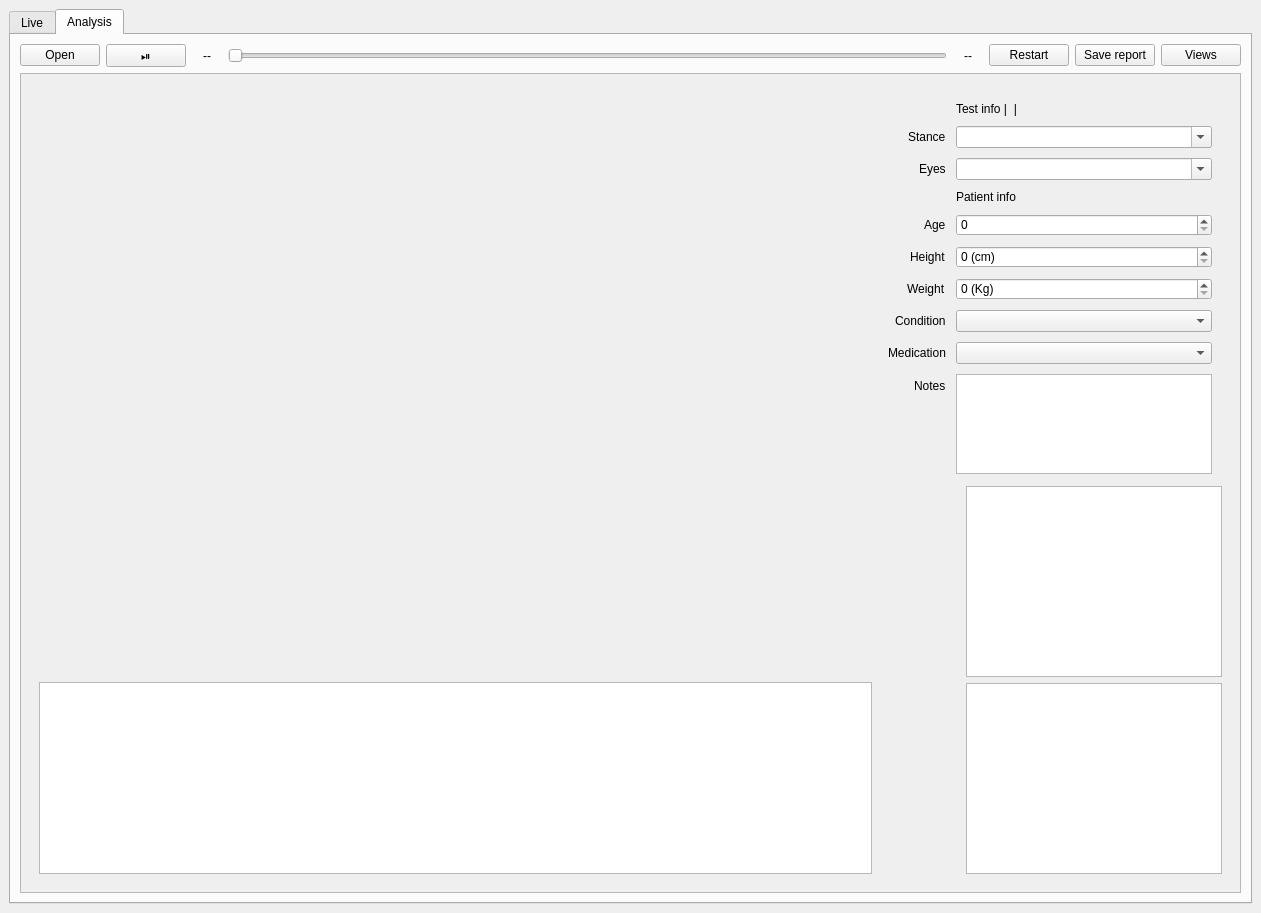
Old version of the form QtDesigner/STEP_V0.1.ui in the repository TimoWalraven/MNLEwii.
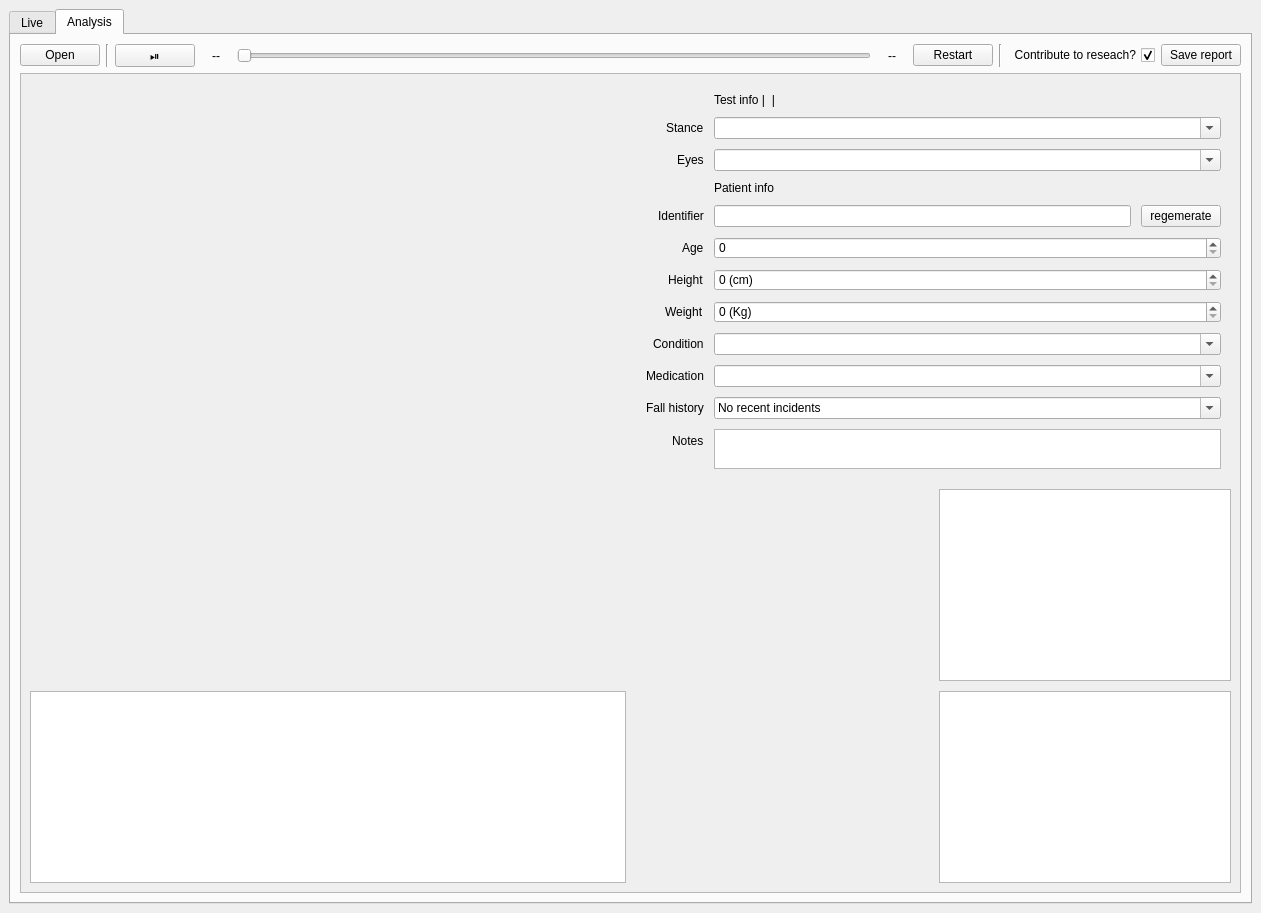
New version of the form. The open tabs and pages were chosen to show the change. Custom widgets are drawn as their Qt base class.

```diff
--- a/QtDesigner/STEP_V0.1.ui
+++ b/QtDesigner/STEP_V0.1.ui
@@ -539,6 +539,13 @@
             </property>
            </widget>
           </item>
+          <item>
+           <widget class="Line" name="line_3">
+            <property name="orientation">
+             <enum>Qt::Vertical</enum>
+            </property>
+           </widget>
+          </item>
           <item>
            <widget class="QPushButton" name="analysisplay">
             <property name="text">
@@ -592,6 +599,29 @@
             </property>
            </widget>
           </item>
+          <item>
+           <widget class="Line" name="line_4">
+            <property name="orientation">
+             <enum>Qt::Vertical</enum>
+            </property>
+           </widget>
+          </item>
+          <item>
+           <widget class="QCheckBox" name="contribute">
+            <property name="layoutDirection">
+             <enum>Qt::RightToLeft</enum>
+            </property>
+            <property name="text">
+             <string>Contribute to reseach?</string>
+            </property>
+            <property name="checked">
+             <bool>true</bool>
+            </property>
+            <property name="tristate">
+             <bool>false</bool>
+            </property>
+           </widget>
+          </item>
           <item>
            <widget class="QPushButton" name="saverecording">
             <property name="text">
@@ -599,13 +629,6 @@
             </property>
            </widget>
           </item>
-          <item>
-           <widget class="QPushButton" name="viewselection">
-            <property name="text">
-             <string>Views</string>
-            </property>
-           </widget>
-          </item>
          </layout>
         </item>
         <item>
@@ -639,6 +662,21 @@
 </string>
                 </property>
                 <layout class="QHBoxLayout" name="horizontalLayout_3">
+                 <property name="spacing">
+                  <number>10</number>
+                 </property>
+                 <property name="leftMargin">
+                  <number>0</number>
+                 </property>
+                 <property name="topMargin">
+                  <number>0</number>
+                 </property>
+                 <property name="rightMargin">
+                  <number>0</number>
+                 </property>
+                 <property name="bottomMargin">
+                  <number>0</number>
+                 </property>
                  <item>
                   <layout class="QVBoxLayout" name="verticalLayout_4">
                    <item>
@@ -803,14 +841,14 @@
                        </property>
                       </widget>
                      </item>
-                     <item row="4" column="0">
+                     <item row="5" column="0">
                       <widget class="QLabel" name="agelabel_2">
                        <property name="text">
                         <string>Age</string>
                        </property>
                       </widget>
                      </item>
-                     <item row="4" column="1">
+                     <item row="5" column="1">
                       <widget class="QSpinBox" name="ageselect_2">
                        <property name="enabled">
                         <bool>true</bool>
@@ -820,14 +858,14 @@
                        </property>
                       </widget>
                      </item>
-                     <item row="5" column="0">
+                     <item row="6" column="0">
                       <widget class="QLabel" name="heightlabel_2">
                        <property name="text">
                         <string>Height</string>
                        </property>
                       </widget>
                      </item>
-                     <item row="5" column="1">
+                     <item row="6" column="1">
                       <widget class="QSpinBox" name="heightselect_2">
                        <property name="enabled">
                         <bool>true</bool>
@@ -840,14 +878,14 @@
                        </property>
                       </widget>
                      </item>
-                     <item row="6" column="0">
+                     <item row="7" column="0">
                       <widget class="QLabel" name="weightlabel_2">
                        <property name="text">
                         <string>Weight</string>
                        </property>
                       </widget>
                      </item>
-                     <item row="6" column="1">
+                     <item row="7" column="1">
                       <widget class="QSpinBox" name="weightselect_2">
                        <property name="enabled">
                         <bool>true</bool>
@@ -860,14 +898,14 @@
                        </property>
                       </widget>
                      </item>
-                     <item row="9" column="0">
+                     <item row="11" column="0">
                       <widget class="QLabel" name="commentlabel_2">
                        <property name="text">
                         <string>Notes</string>
                        </property>
                       </widget>
                      </item>
-                     <item row="9" column="1">
+                     <item row="11" column="1">
                       <widget class="QPlainTextEdit" name="notesedit_2">
                        <property name="enabled">
                         <bool>true</bool>
@@ -881,7 +919,7 @@
                        <property name="minimumSize">
                         <size>
                          <width>100</width>
-                         <height>100</height>
+                         <height>30</height>
                         </size>
                        </property>
                        <property name="maximumSize">
@@ -892,18 +930,21 @@
                        </property>
                       </widget>
                      </item>
-                     <item row="7" column="0">
+                     <item row="8" column="0">
                       <widget class="QLabel" name="conditionlabel_2">
                        <property name="text">
                         <string>Condition</string>
                        </property>
                       </widget>
                      </item>
-                     <item row="7" column="1">
+                     <item row="8" column="1">
                       <widget class="QComboBox" name="conditionselect_2">
                        <property name="enabled">
                         <bool>true</bool>
                        </property>
+                       <property name="editable">
+                        <bool>true</bool>
+                       </property>
                        <item>
                         <property name="text">
                          <string/>
@@ -936,18 +977,21 @@
                        </property>
                       </widget>
                      </item>
-                     <item row="8" column="0">
+                     <item row="9" column="0">
                       <widget class="QLabel" name="medicationlabel_2">
                        <property name="text">
                         <string>Medication</string>
                        </property>
                       </widget>
                      </item>
-                     <item row="8" column="1">
+                     <item row="9" column="1">
                       <widget class="QComboBox" name="medicationselect_2">
                        <property name="enabled">
                         <bool>true</bool>
                        </property>
+                       <property name="editable">
+                        <bool>true</bool>
+                       </property>
                        <item>
                         <property name="text">
                          <string/>
@@ -960,6 +1004,57 @@
                        </item>
                       </widget>
                      </item>
+                     <item row="4" column="0">
+                      <widget class="QLabel" name="identifierlabel_2">
+                       <property name="text">
+                        <string>Identifier</string>
+                       </property>
+                      </widget>
+                     </item>
+                     <item row="4" column="1">
+                      <layout class="QHBoxLayout" name="horizontalLayout_6">
+                       <item>
+                        <widget class="QLineEdit" name="identifierselect_2"/>
+                       </item>
+                       <item>
+                        <widget class="QPushButton" name="identifierreload_2">
+                         <property name="maximumSize">
+                          <size>
+                           <width>80</width>
+                           <height>16777215</height>
+                          </size>
+                         </property>
+                         <property name="text">
+                          <string>regemerate</string>
+                         </property>
+                        </widget>
+                       </item>
+                      </layout>
+                     </item>
+                     <item row="10" column="0">
+                      <widget class="QLabel" name="fallhistorylabel_2">
+                       <property name="text">
+                        <string>Fall history</string>
+                       </property>
+                      </widget>
+                     </item>
+                     <item row="10" column="1">
+                      <widget class="QComboBox" name="fallhistoryselect_2">
+                       <property name="editable">
+                        <bool>true</bool>
+                       </property>
+                       <item>
+                        <property name="text">
+                         <string>No recent incidents</string>
+                        </property>
+                       </item>
+                       <item>
+                        <property name="text">
+                         <string>Fell in last year</string>
+                        </property>
+                       </item>
+                      </widget>
+                     </item>
                     </layout>
                    </item>
                    <item>
```
Left out of the diff: 117 changed lines with no effect on the pictures.
